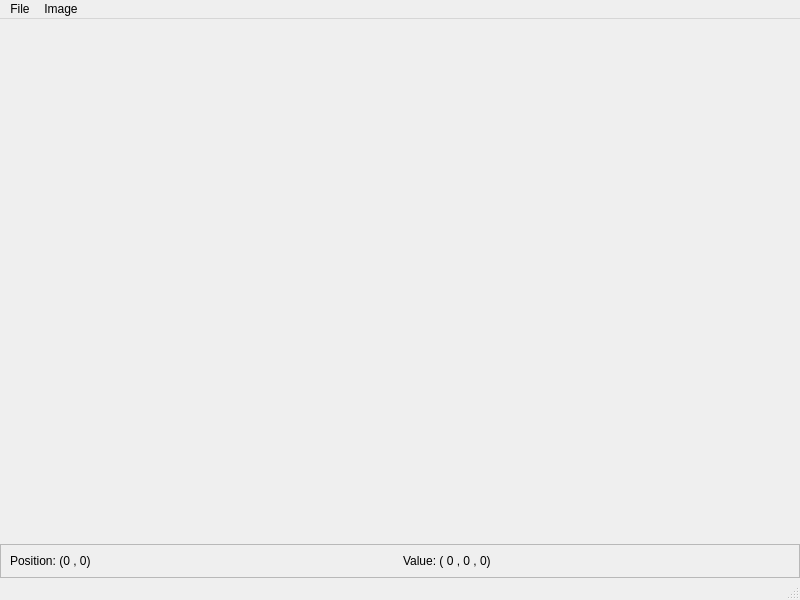
Above: mainwindow.ui from alephshahor/Pinzo before the change. Below: the same form after it.
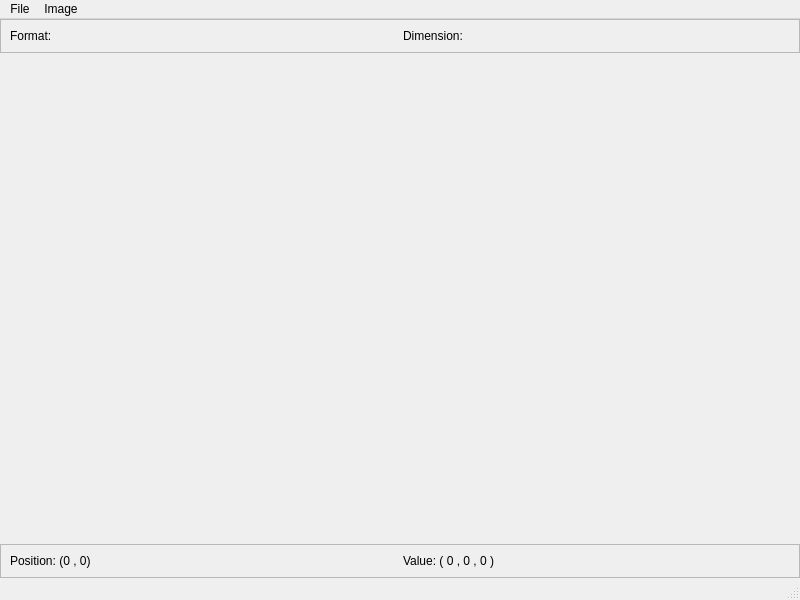
That is the form after the change.

Commit message:
Picture dimension and format displayed
Created a Util file where util snippets of code will be stored in order to be used in other situations.
For example, a function named "executeCommand" has been created which executes a linux terminal
command and stores its output in the terminal.

Patch:
```diff
--- a/mainwindow.ui
+++ b/mainwindow.ui
@@ -20,7 +20,7 @@
    <property name="styleSheet">
     <string notr="true"/>
    </property>
-   <layout class="QVBoxLayout" name="verticalLayout" stretch="100,0">
+   <layout class="QVBoxLayout" name="verticalLayout" stretch="0,100,0">
     <property name="spacing">
      <number>5</number>
     </property>
@@ -36,6 +36,32 @@
     <property name="bottomMargin">
      <number>0</number>
     </property>
+    <item>
+     <widget class="QFrame" name="imageInfoFrameTop">
+      <property name="frameShape">
+       <enum>QFrame::StyledPanel</enum>
+      </property>
+      <property name="frameShadow">
+       <enum>QFrame::Raised</enum>
+      </property>
+      <layout class="QHBoxLayout" name="horizontalLayout_2">
+       <item>
+        <widget class="QLabel" name="formatLabel">
+         <property name="text">
+          <string>Format:</string>
+         </property>
+        </widget>
+       </item>
+       <item>
+        <widget class="QLabel" name="dimensionLabel">
+         <property name="text">
+          <string>Dimension:</string>
+         </property>
+        </widget>
+       </item>
+      </layout>
+     </widget>
+    </item>
     <item>
      <widget class="QLabel" name="imageLabel">
       <property name="sizePolicy">
@@ -86,7 +112,7 @@
        <item>
         <widget class="QLabel" name="valueLabel">
          <property name="text">
-          <string>Value: ( 0 , 0 , 0)</string>
+          <string>Value: ( 0 , 0 , 0 )</string>
          </property>
          <property name="alignment">
           <set>Qt::AlignLeading|Qt::AlignLeft|Qt::AlignVCenter</set>
```
Left out of the diff: 2 changed lines with no effect on the pictures. The commit also changes 7 other files.
